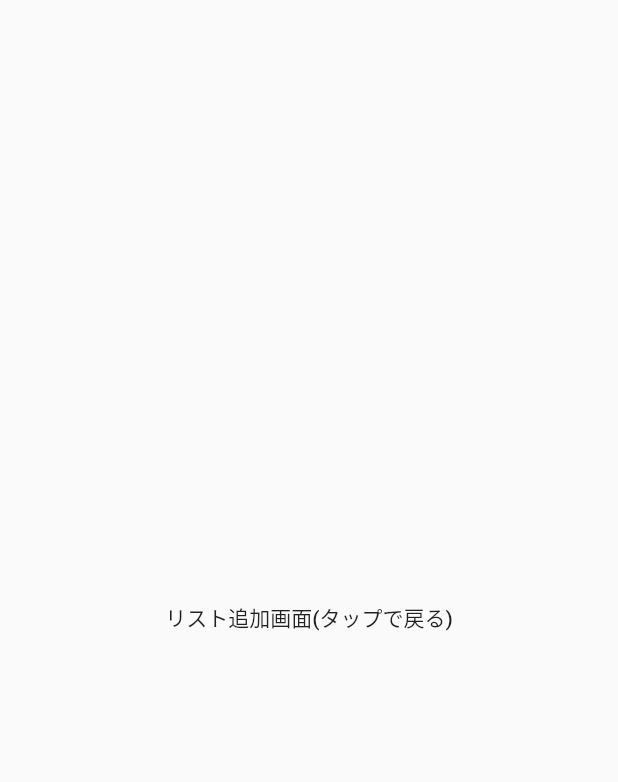
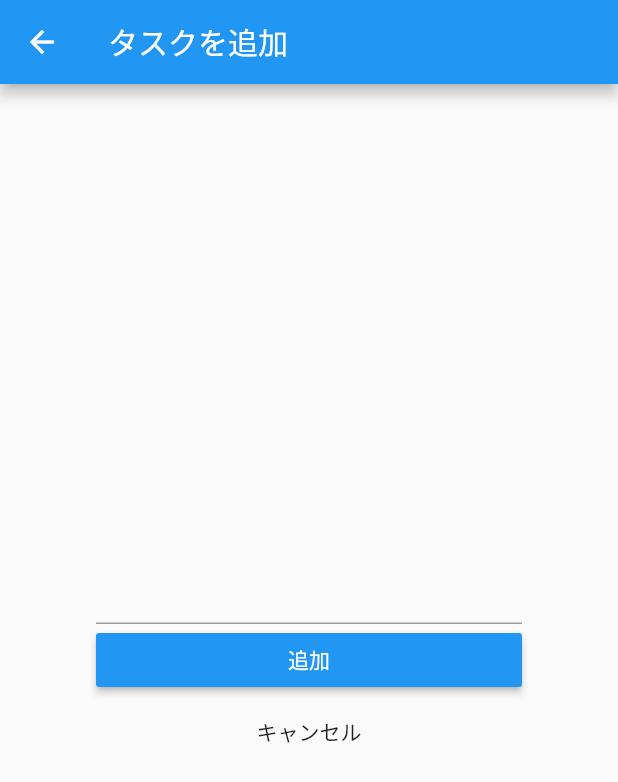
Before and after one commit to TakutoAndo/flutter_todo, a Flutter app: the screen it shows after launch, after a tap on the "library add" icon, on a phone screen of 412 x 824 dp. Shown: the top 782 px of the screen. Run offline on Flutter 3.47's test engine with Material 2 defaults, Android fonts, the phone set to English and light mode, and no system bars.

Commit message:
リストを追加しリスト一覧に表示する機能を追加

```diff
--- a/lib/main.dart
+++ b/lib/main.dart
@@ -1,4 +1,5 @@
 import 'package:flutter/material.dart';
+import 'package:flutter/rendering.dart';
 
 void main() {
   runApp(TodoApp());
@@ -19,46 +20,47 @@ class TodoApp extends StatelessWidget {
 }
 
 //リスト一覧画面用Widget
-class TodoListPage extends StatelessWidget {
+class TodoListPage extends StatefulWidget {
+  @override
+  _TodoListPageState createState() => _TodoListPageState();
+}
+
+class _TodoListPageState extends State<TodoListPage> {
+  // Todoリストのデータを扱うStateウィジェット
+  List<String> todoList = [];
+
   @override
   Widget build(BuildContext context) {
     return Scaffold(
       appBar: AppBar(
         title: Text('タスク一覧'),
       ),
-      body: ListView(
-        children: <Widget>[
-          Card(
+      body: ListView.builder(
+        itemCount: todoList.length, //todoリストの個数を保持
+        itemBuilder: (context, index) {
+          //todoリストの文字列配列を元にCardを作成
+          return Card(
             child: ListTile(
-              title: Text('課題1'),
+              title: Text(todoList[index]),
             ),
-          ),
-          Card(
-            child: ListTile(
-              title: Text('課題2'),
-            ),
-          ),
-          Card(
-            child: ListTile(
-              title: Text('課題3'),
-            ),
-          ),
-          Card(
-            child: ListTile(
-              title: Text('課題4'),
-            ),
-          ),
-        ],
+          );
+        },
       ),
       floatingActionButton: FloatingActionButton(
         child: Icon(Icons.library_add),
-        onPressed: () {
-          Navigator.of(context).push(
+        onPressed: () async {
+          final newListText = await Navigator.of(context).push(
             //pushで新規画面に遷移
             MaterialPageRoute(builder: (context) {
               return TodoAddPage();
             }),
           );
+          if (newListText != null) {
+            //キャンセルすると newListTextが nullになることに注意
+            setState(() {
+              todoList.add(newListText);
+            });
+          }
         },
       ),
     );
@@ -66,16 +68,63 @@ class TodoListPage extends StatelessWidget {
 }
 
 //リスト追加画面用Widget
-class TodoAddPage extends StatelessWidget {
+class TodoAddPage extends StatefulWidget {
+  @override
+  _TodoAddPageState createState() => _TodoAddPageState();
+}
+
+class _TodoAddPageState extends State<TodoAddPage> {
+  //入力されたテキストをデータとして持つ
+  String _text = '';
+
+  //データを元に表示するWidget
   @override
   Widget build(BuildContext context) {
     return Scaffold(
-      body: Center(
-        child: FlatButton(
-          onPressed: () {
-            Navigator.of(context).pop(); //pop()で前の画面に戻る
-          },
-          child: Text('リスト追加画面(タップで戻る)'),
+      appBar: AppBar(
+        title: Text("タスクを追加"),
+        leading: IconButton(
+            icon: new Icon(Icons.arrow_back),
+            onPressed: () {
+              Navigator.of(context).pop();
+            }),
+      ),
+      body: Container(
+        padding: EdgeInsets.all(64),
+        child: Column(
+          mainAxisAlignment: MainAxisAlignment.center,
+          children: <Widget>[
+            TextField(
+              //入力されたテキストの値を受け取る(valueが入力されたテキスト)
+              onChanged: (String value) {
+                setState(() {
+                  //データを更新
+                  _text = value;
+                });
+              },
+            ),
+            Container(
+              width: double.infinity, //画面幅いっぱいにContainerを広げる
+              //リスト追加ボタン
+              child: RaisedButton(
+                color: Colors.blue,
+                onPressed: () {
+                  Navigator.of(context).pop(_text); //popの引数から前の画面にデータを渡せる
+                },
+                child: Text("追加", style: TextStyle(color: Colors.white)),
+              ),
+            ),
+            Container(
+              width: double.infinity, //画面幅いっぱいにContainerを広げる
+              //キャンセルボタン(押すとリスト一覧画面に戻る)
+              child: FlatButton(
+                onPressed: () {
+                  Navigator.of(context).pop();
+                },
+                child: Text("キャンセル"),
+              ),
+            ),
+          ],
         ),
       ),
     );
```
